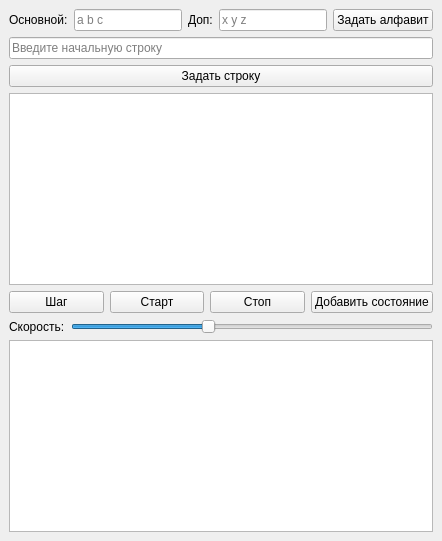
Qt form mainwindow.ui (xewhysis/TURING) before a commit.
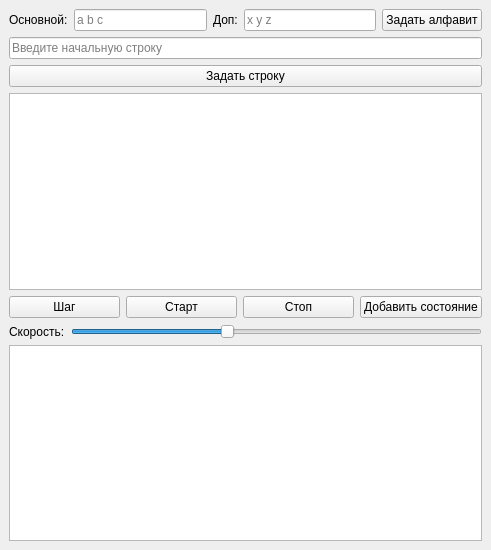
The same form after that commit.

The edit to the form file:
```diff
--- a/mainwindow.ui
+++ b/mainwindow.ui
@@ -2,6 +2,14 @@
 <ui version="4.0">
  <class>MainWindow</class>
  <widget class="QMainWindow" name="MainWindow">
+  <property name="geometry">
+   <rect>
+    <x>0</x>
+    <y>0</y>
+    <width>491</width>
+    <height>550</height>
+   </rect>
+  </property>
   <property name="windowTitle">
    <string>Turing Machine</string>
   </property>
@@ -14,13 +22,12 @@
      <layout class="QHBoxLayout">
 
       <item>
-       <widget class="QLabel">
+       <widget class="QLabel" name="label">
         <property name="text">
          <string>Основной:</string>
         </property>
        </widget>
       </item>
-
       <item>
        <widget class="QLineEdit" name="mainAlphabetLine">
         <property name="placeholderText">
@@ -30,13 +37,12 @@
       </item>
 
       <item>
-       <widget class="QLabel">
+       <widget class="QLabel" name="label">
         <property name="text">
          <string>Доп:</string>
         </property>
        </widget>
       </item>
-
       <item>
        <widget class="QLineEdit" name="extraAlphabetLine">
         <property name="placeholderText">
@@ -122,13 +128,12 @@
      <layout class="QHBoxLayout">
 
       <item>
-       <widget class="QLabel">
+       <widget class="QLabel" name="label">
         <property name="text">
          <string>Скорость:</string>
         </property>
        </widget>
       </item>
-
       <item>
        <widget class="QSlider" name="speedSlider">
         <property name="orientation">
```
Left out of the diff: 40 changed lines with no effect on the pictures.
